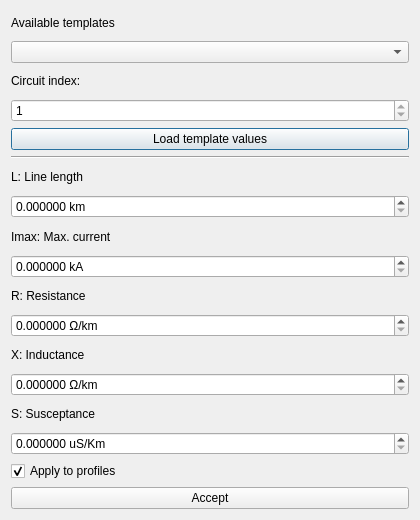
This is src/VeraGrid/Gui/DeviceEditors/LineEditor/line_editor_gui.ui in SanPen/VeraGrid as Qt 5 draws it before an edit. The edited form follows.
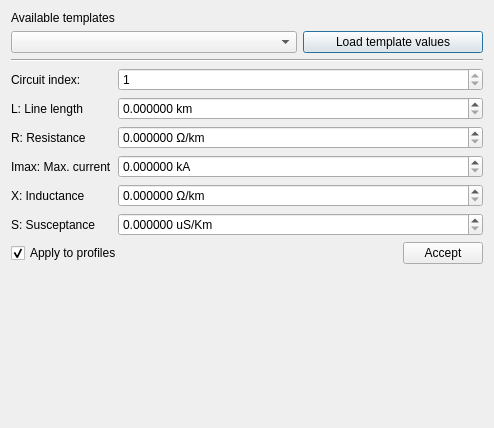
This is the edited form.

The edit to the form file:
```diff
--- a/src/VeraGrid/Gui/DeviceEditors/LineEditor/line_editor_gui.ui
+++ b/src/VeraGrid/Gui/DeviceEditors/LineEditor/line_editor_gui.ui
@@ -6,32 +6,76 @@
    <rect>
     <x>0</x>
     <y>0</y>
-    <width>420</width>
-    <height>520</height>
+    <width>494</width>
+    <height>428</height>
    </rect>
   </property>
   <property name="windowTitle">
    <string>Line editor</string>
   </property>
-  <layout class="QVBoxLayout" name="verticalLayout">
-   <item>
+  <layout class="QFormLayout" name="formLayout">
+   <item row="0" column="0" colspan="2">
     <widget class="QLabel" name="templatesLabel">
      <property name="text">
       <string>Available templates</string>
      </property>
     </widget>
    </item>
-   <item>
-    <widget class="QComboBox" name="catalogueComboBox"/>
+   <item row="1" column="0" colspan="2">
+    <widget class="QFrame" name="frame_2">
+     <property name="frameShape">
+      <enum>QFrame::Shape::NoFrame</enum>
+     </property>
+     <property name="frameShadow">
+      <enum>QFrame::Shadow::Raised</enum>
+     </property>
+     <layout class="QHBoxLayout" name="horizontalLayout_2">
+      <property name="leftMargin">
+       <number>0</number>
+      </property>
+      <property name="topMargin">
+       <number>0</number>
+      </property>
+      <property name="rightMargin">
+       <number>0</number>
+      </property>
+      <property name="bottomMargin">
+       <number>0</number>
+      </property>
+      <item>
+       <widget class="QComboBox" name="catalogueComboBox"/>
+      </item>
+      <item>
+       <widget class="QPushButton" name="loadTemplateButton">
+        <property name="maximumSize">
+         <size>
+          <width>180</width>
+          <height>16777215</height>
+         </size>
+        </property>
+        <property name="text">
+         <string>Load template values</string>
+        </property>
+       </widget>
+      </item>
+     </layout>
+    </widget>
    </item>
-   <item>
+   <item row="3" column="0" colspan="2">
+    <widget class="Line" name="separator">
+     <property name="orientation">
+      <enum>Qt::Orientation::Horizontal</enum>
+     </property>
+    </widget>
+   </item>
+   <item row="5" column="0">
     <widget class="QLabel" name="circuitIndexLabel">
      <property name="text">
       <string>Circuit index:</string>
      </property>
     </widget>
    </item>
-   <item>
+   <item row="5" column="1">
     <widget class="QSpinBox" name="circuitIndexSpinBox">
      <property name="minimum">
       <number>1</number>
@@ -41,28 +85,14 @@
      </property>
     </widget>
    </item>
-   <item>
-    <widget class="QPushButton" name="loadTemplateButton">
-     <property name="text">
-      <string>Load template values</string>
-     </property>
-    </widget>
-   </item>
-   <item>
-    <widget class="Line" name="separator">
-     <property name="orientation">
-      <enum>Qt::Horizontal</enum>
-     </property>
-    </widget>
-   </item>
-   <item>
+   <item row="6" column="0">
     <widget class="QLabel" name="lengthLabel">
      <property name="text">
       <string>L: Line length</string>
      </property>
     </widget>
    </item>
-   <item>
+   <item row="6" column="1">
     <widget class="QDoubleSpinBox" name="lengthSpinBox">
      <property name="decimals">
       <number>6</number>
@@ -75,14 +105,34 @@
      </property>
     </widget>
    </item>
-   <item>
+   <item row="7" column="0">
+    <widget class="QLabel" name="resistanceLabel">
+     <property name="text">
+      <string>R: Resistance</string>
+     </property>
+    </widget>
+   </item>
+   <item row="7" column="1">
+    <widget class="QDoubleSpinBox" name="resistanceSpinBox">
+     <property name="suffix">
+      <string> Ω/km</string>
+     </property>
+     <property name="decimals">
+      <number>6</number>
+     </property>
+     <property name="maximum">
+      <double>9999999.000000000000000</double>
+     </property>
+    </widget>
+   </item>
+   <item row="8" column="0">
     <widget class="QLabel" name="currentLabel">
      <property name="text">
       <string>Imax: Max. current</string>
      </property>
     </widget>
    </item>
-   <item>
+   <item row="8" column="1">
     <widget class="QDoubleSpinBox" name="currentSpinBox">
      <property name="decimals">
       <number>6</number>
@@ -93,36 +143,22 @@
      <property name="suffix">
       <string> kA</string>
      </property>
-    </widget>
-   </item>
-   <item>
-    <widget class="QLabel" name="resistanceLabel">
-     <property name="text">
-      <string>R: Resistance</string>
-     </property>
-    </widget>
-   </item>
-   <item>
-    <widget class="QDoubleSpinBox" name="resistanceSpinBox">
      <property name="decimals">
       <number>6</number>
      </property>
      <property name="maximum">
       <double>9999999.000000000000000</double>
      </property>
-     <property name="suffix">
-      <string> Ω/km</string>
-     </property>
     </widget>
    </item>
-   <item>
+   <item row="9" column="0">
     <widget class="QLabel" name="reactanceLabel">
      <property name="text">
       <string>X: Inductance</string>
      </property>
     </widget>
    </item>
-   <item>
+   <item row="9" column="1">
     <widget class="QDoubleSpinBox" name="reactanceSpinBox">
      <property name="decimals">
       <number>6</number>
@@ -135,14 +171,14 @@
      </property>
     </widget>
    </item>
-   <item>
+   <item row="10" column="0">
     <widget class="QLabel" name="susceptanceLabel">
      <property name="text">
       <string>S: Susceptance</string>
      </property>
     </widget>
    </item>
-   <item>
+   <item row="10" column="1">
     <widget class="QDoubleSpinBox" name="susceptanceSpinBox">
      <property name="decimals">
       <number>6</number>
@@ -153,23 +189,66 @@
      <property name="suffix">
       <string> uS/Km</string>
      </property>
-    </widget>
-   </item>
-   <item>
-    <widget class="QCheckBox" name="applyToProfilesCheckBox">
-     <property name="text">
-      <string>Apply to profiles</string>
+     <property name="decimals">
+      <number>6</number>
      </property>
-     <property name="checked">
-      <bool>true</bool>
+     <property name="maximum">
+      <double>9999999.000000000000000</double>
      </property>
     </widget>
    </item>
-   <item>
-    <widget class="QPushButton" name="acceptButton">
-     <property name="text">
-      <string>Accept</string>
+   <item row="24" column="0" colspan="2">
+    <widget class="QFrame" name="frame">
+     <property name="frameShape">
+      <enum>QFrame::Shape::NoFrame</enum>
      </property>
+     <property name="frameShadow">
+      <enum>QFrame::Shadow::Raised</enum>
+     </property>
+     <layout class="QHBoxLayout" name="horizontalLayout">
+      <property name="leftMargin">
+       <number>0</number>
+      </property>
+      <property name="topMargin">
+       <number>0</number>
+      </property>
+      <property name="rightMargin">
+       <number>0</number>
+      </property>
+      <property name="bottomMargin">
+       <number>0</number>
+      </property>
+      <item>
+       <widget class="QCheckBox" name="applyToProfilesCheckBox">
+        <property name="text">
+         <string>Apply to profiles</string>
+        </property>
+        <property name="checked">
+         <bool>true</bool>
+        </property>
+       </widget>
+      </item>
+      <item>
+       <spacer name="horizontalSpacer">
+        <property name="orientation">
+         <enum>Qt::Orientation::Horizontal</enum>
+        </property>
+        <property name="sizeHint" stdset="0">
+         <size>
+          <width>259</width>
+          <height>20</height>
+         </size>
+        </property>
+       </spacer>
+      </item>
+      <item>
+       <widget class="QPushButton" name="acceptButton">
+        <property name="text">
+         <string>Accept</string>
+        </property>
+       </widget>
+      </item>
+     </layout>
     </widget>
    </item>
   </layout>
```
Left out of the diff: 30 changed lines with no effect on the pictures.
